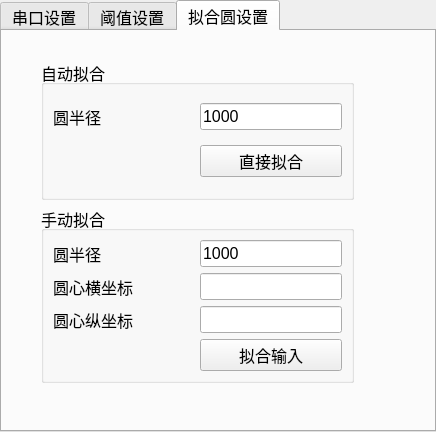
Qt form setupwindow.ui (RoboticsKingWay/EMDetect) before a commit.
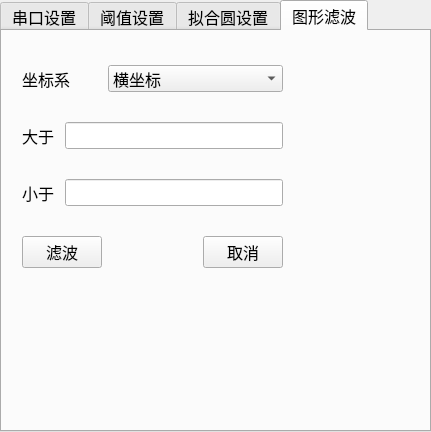
The same form after that commit. Icons and pictures are not drawn.

What changed in the file:
```diff
--- a/setupwindow.ui
+++ b/setupwindow.ui
@@ -6,7 +6,7 @@
    <rect>
     <x>0</x>
     <y>0</y>
-    <width>436</width>
+    <width>431</width>
     <height>432</height>
    </rect>
   </property>
@@ -29,7 +29,7 @@
     <normaloff>:/source/title.png</normaloff>:/source/title.png</iconset>
   </property>
   <property name="currentIndex">
-   <number>2</number>
+   <number>3</number>
   </property>
   <widget class="QWidget" name="tab_setup_serial">
    <attribute name="title">
@@ -565,6 +565,91 @@
     </layout>
    </widget>
   </widget>
+  <widget class="QWidget" name="tab">
+   <attribute name="title">
+    <string>图形滤波</string>
+   </attribute>
+   <widget class="QWidget" name="widget_6" native="true">
+    <property name="geometry">
+     <rect>
+      <x>20</x>
+      <y>10</y>
+      <width>261</width>
+      <height>251</height>
+     </rect>
+    </property>
+    <layout class="QGridLayout" name="gridLayout_10">
+     <item row="0" column="0" colspan="2">
+      <widget class="QLabel" name="label_11">
+       <property name="text">
+        <string>坐标系</string>
+       </property>
+      </widget>
+     </item>
+     <item row="0" column="2" colspan="2">
+      <widget class="QComboBox" name="comboBox_axes">
+       <item>
+        <property name="text">
+         <string>横坐标</string>
+        </property>
+       </item>
+       <item>
+        <property name="text">
+         <string>纵坐标</string>
+        </property>
+       </item>
+      </widget>
+     </item>
+     <item row="1" column="0">
+      <widget class="QLabel" name="label_9">
+       <property name="text">
+        <string>大于</string>
+       </property>
+      </widget>
+     </item>
+     <item row="1" column="1" colspan="3">
+      <widget class="QLineEdit" name="lineEdit_morethan"/>
+     </item>
+     <item row="2" column="0">
+      <widget class="QLabel" name="label_10">
+       <property name="text">
+        <string>小于</string>
+       </property>
+      </widget>
+     </item>
+     <item row="2" column="1" colspan="3">
+      <widget class="QLineEdit" name="lineEdit_lessthan"/>
+     </item>
+     <item row="3" column="0" colspan="2">
+      <widget class="QPushButton" name="pushButton_filter">
+       <property name="text">
+        <string>滤波</string>
+       </property>
+      </widget>
+     </item>
+     <item row="3" column="2">
+      <spacer name="horizontalSpacer_9">
+       <property name="orientation">
+        <enum>Qt::Horizontal</enum>
+       </property>
+       <property name="sizeHint" stdset="0">
+        <size>
+         <width>40</width>
+         <height>20</height>
+        </size>
+       </property>
+      </spacer>
+     </item>
+     <item row="3" column="3">
+      <widget class="QPushButton" name="pushButton_filter_cancle">
+       <property name="text">
+        <string>取消</string>
+       </property>
+      </widget>
+     </item>
+    </layout>
+   </widget>
+  </widget>
  </widget>
  <resources>
   <include location="resource.qrc"/>
```
